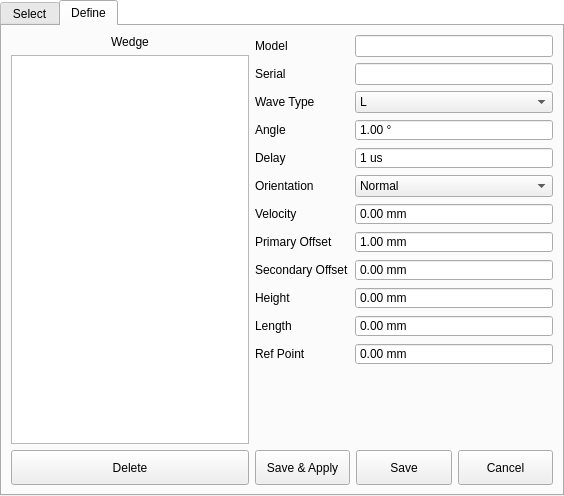
Above: ui/menu/probe_part/wedge_dialog.ui from 15903016222/Voice before the change. Below: the same form after it.
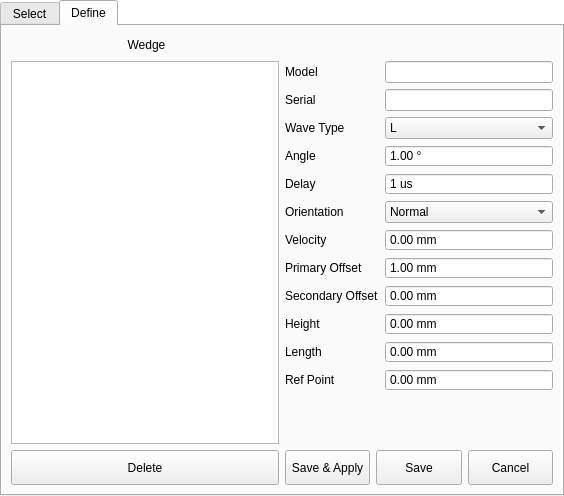
That is the form after the change. The open tabs and pages were chosen to show the change.

Commit message: 修改: Wedge使用QSetting格式，WedgeDialog使用网页格式显示楔块信息

```diff
--- a/ui/menu/probe_part/wedge_dialog.ui
+++ b/ui/menu/probe_part/wedge_dialog.ui
@@ -138,7 +138,7 @@
               <enum>Qt::AutoText</enum>
              </property>
              <property name="alignment">
-              <set>Qt::AlignLeading|Qt::AlignLeft|Qt::AlignVCenter</set>
+              <set>Qt::AlignHCenter|Qt::AlignTop</set>
              </property>
             </widget>
            </item>
@@ -195,9 +195,9 @@
       <attribute name="title">
        <string>Define</string>
       </attribute>
-      <layout class="QHBoxLayout" name="horizontalLayout_5" stretch="4,5">
+      <layout class="QVBoxLayout" name="verticalLayout_10">
        <item>
-        <layout class="QVBoxLayout" name="verticalLayout_5" stretch="0,1,0">
+        <layout class="QHBoxLayout" name="horizontalLayout_5" stretch="1,1">
          <item>
           <widget class="QLabel" name="label_2">
            <property name="text">
@@ -209,6 +209,25 @@
           </widget>
          </item>
          <item>
+          <spacer name="horizontalSpacer_2">
+           <property name="orientation">
+            <enum>Qt::Horizontal</enum>
+           </property>
+           <property name="sizeHint" stdset="0">
+            <size>
+             <width>40</width>
+             <height>20</height>
+            </size>
+           </property>
+          </spacer>
+         </item>
+        </layout>
+       </item>
+       <item>
+        <layout class="QHBoxLayout" name="horizontalLayout_6">
+         <item>
+          <layout class="QVBoxLayout" name="verticalLayout_5">
+           <item>
           <widget class="QListWidget" name="defineListWidget"/>
          </item>
          <item>
@@ -233,7 +252,7 @@
         </layout>
        </item>
        <item>
-        <layout class="QVBoxLayout" name="verticalLayout_6" stretch="1,0,0">
+          <layout class="QVBoxLayout" name="verticalLayout_6">
          <item>
           <layout class="QHBoxLayout" name="horizontalLayout_3">
            <item>
@@ -253,7 +272,7 @@
               </widget>
              </item>
              <item>
-              <widget class="QLabel" name="typeLabel">
+                <widget class="QLabel" name="waveTypeLabel">
                <property name="text">
                 <string>Wave Type</string>
                </property>
@@ -281,7 +300,7 @@
               </widget>
              </item>
              <item>
-              <widget class="QLabel" name="label_6">
+                <widget class="QLabel" name="velocityLabel">
                <property name="text">
                 <string>Velocity</string>
                </property>
@@ -341,7 +360,7 @@
               </widget>
              </item>
              <item>
-              <widget class="QComboBox" name="typeComboBox">
+                <widget class="QComboBox" name="waveTypeComboBox">
                <item>
                 <property name="text">
                  <string>L</string>
@@ -559,6 +578,8 @@
               <string>Cancel</string>
              </property>
             </widget>
+             </item>
+            </layout>
            </item>
           </layout>
          </item>
```
Lines whose indentation alone changed are shown as unchanged. The commit also changes 9 other files.
